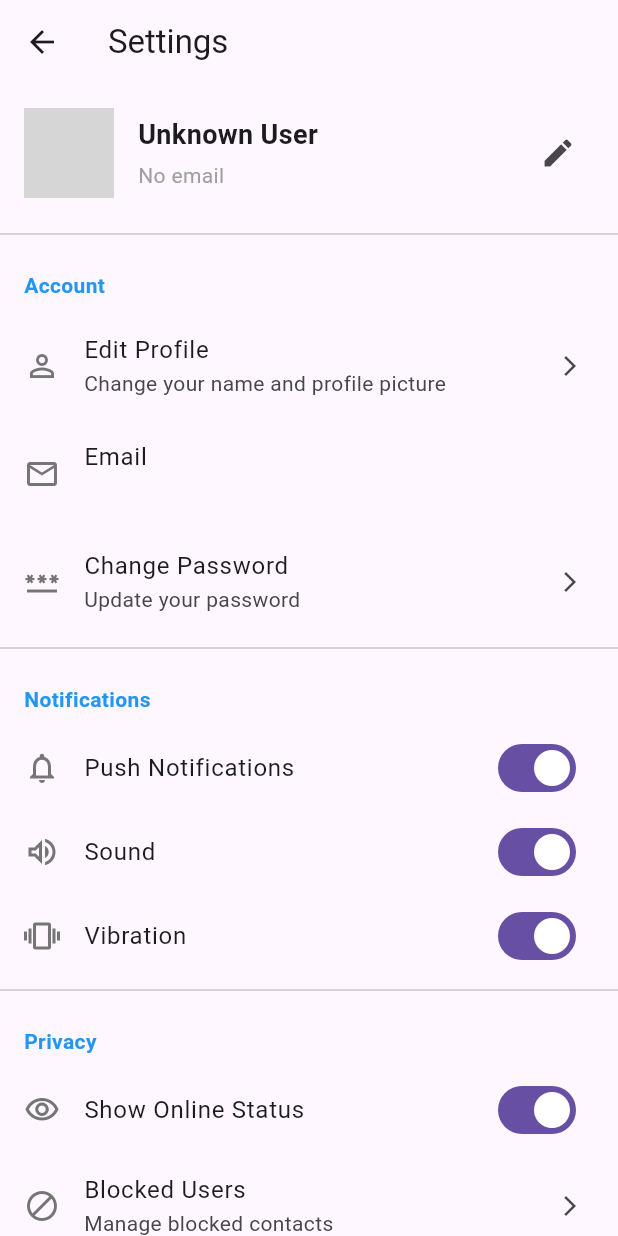
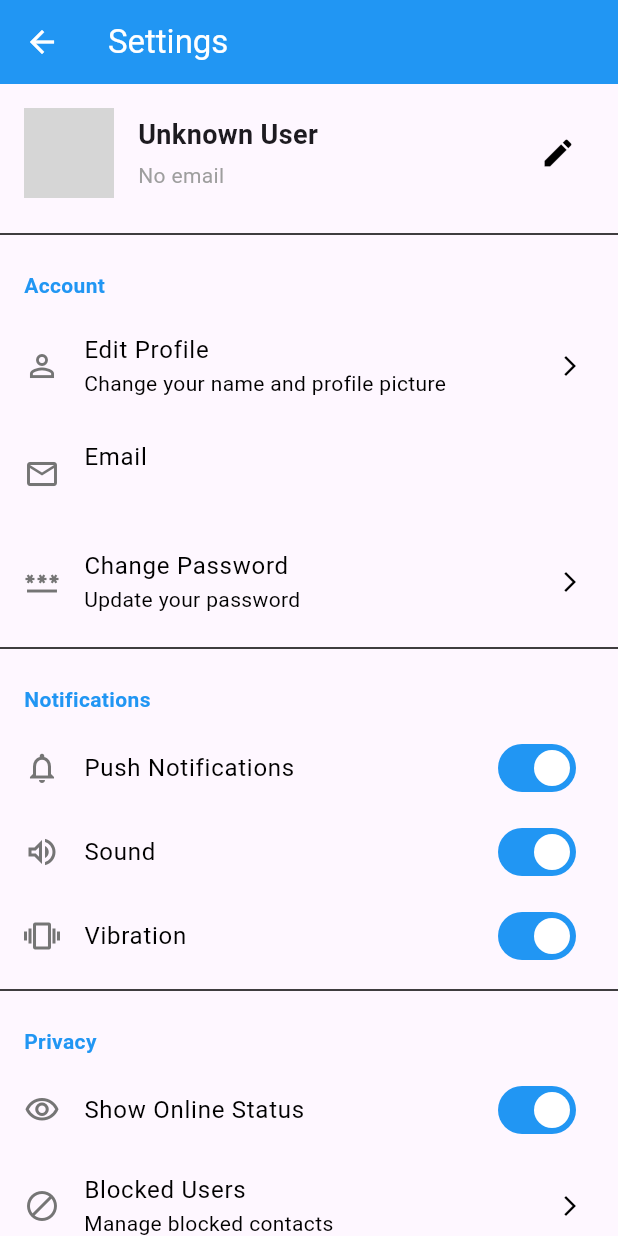
Before and after one commit to Athore07/Chatting-AppFlutter, a Flutter app: the screen it shows once a user with an empty profile is signed in, after a tap on the "settings" icon, on a phone screen of 412 x 824 dp. Run offline on Flutter 3.47's test engine with Material 3 defaults, Android fonts, the phone set to English and light mode, and no system bars; our stand-ins replace cached_network_image, cloud_firestore, firebase_auth, firebase_core, firebase_messaging, flutter_local_notifications and 2 more; accounts and stored records are empty; network calls fail; grey boxes are pictures that could not be loaded.

Commit message:
theme features

```diff
--- a/lib/main.dart
+++ b/lib/main.dart
@@ -1,6 +1,7 @@
 import 'package:chatting_app/screens/login.dart';
 import 'package:chatting_app/screens/users.dart';
 import 'package:chatting_app/services/chat_service.dart';
+import 'package:chatting_app/services/theme_service.dart';
 import 'package:firebase_auth/firebase_auth.dart';
 import 'package:flutter/material.dart';
 import 'package:firebase_core/firebase_core.dart';
@@ -25,16 +26,20 @@ class MyApp extends StatelessWidget {
       providers: [
         ChangeNotifierProvider(create: (_) => AuthService()),
         Provider<ChatService>(create: (_) => ChatService()),
+        ChangeNotifierProvider(create: (_) => ThemeService()),
         // Add other providers if needed
       ],
-      child: MaterialApp(
-        debugShowCheckedModeBanner: false,
-        title: 'Chatting App',
-        theme: ThemeData(
-          primarySwatch: Colors.blue,
-          useMaterial3: true,
-        ),
-        home: const AuthWrapper(),
+      child: Consumer<ThemeService>(
+        builder: (context, themeService, child) {
+          return MaterialApp(
+            debugShowCheckedModeBanner: false,
+            title: 'Chat App',
+            theme: themeService.lightTheme,
+            darkTheme: themeService.darkTheme,
+            themeMode: themeService.themeMode,
+            home: const AuthWrapper(),
+          );
+        },
       ),
     );
   }
--- a/lib/screens/settings.dart
+++ b/lib/screens/settings.dart
@@ -3,7 +3,9 @@ import 'package:flutter/material.dart';
 import 'package:provider/provider.dart';
 import '../../services/auth_service.dart';
 import '../../services/notification_service.dart';
-import '../model/user_model.dart';
+import '../../services/theme_service.dart';
+import '../model/user_model.dart';  // Add this import
+
 
 class SettingsScreen extends StatefulWidget {
   const SettingsScreen({super.key});
@@ -17,10 +19,8 @@ class _SettingsScreenState extends State<SettingsScreen> {
   bool _notificationsEnabled = true;
   bool _soundEnabled = true;
   bool _vibrationEnabled = true;
-  bool _darkModeEnabled = false;
   bool _onlineStatusVisible = true;
   String _language = 'English';
-  String _theme = 'Light';
 
   // User data
   AppUser? _currentUser;
@@ -43,6 +43,7 @@ class _SettingsScreenState extends State<SettingsScreen> {
         _errorMessage = null;
       });
 
+      // Get auth service - OK in initState because it's not from Provider.of with listen
       final authService = Provider.of<AuthService>(context, listen: false);
       final user = await authService.getCurrentUserData();
 
@@ -64,15 +65,13 @@ class _SettingsScreenState extends State<SettingsScreen> {
 
   Future<void> _loadPreferences() async {
     // Load from SharedPreferences or Firestore
-    // For now, using default values
-    await Future.delayed(const Duration(milliseconds: 500)); // Simulate loading
+    await Future.delayed(const Duration(milliseconds: 500));
   }
 
   Future<void> _logout() async {
     try {
       final authService = Provider.of<AuthService>(context, listen: false);
 
-      // Show confirmation dialog
       final confirm = await showDialog<bool>(
         context: context,
         builder: (BuildContext context) {
@@ -99,7 +98,6 @@ class _SettingsScreenState extends State<SettingsScreen> {
 
       if (confirm == true && mounted) {
         await authService.logout();
-        // Navigation will be handled by auth state listener
       }
     } catch (e) {
       if (mounted) {
@@ -161,66 +159,6 @@ class _SettingsScreenState extends State<SettingsScreen> {
                     });
                     Navigator.pop(context);
                     _showSuccessMessage('Language changed to French');
-                  },
-                ),
-              ),
-            ],
-          ),
-        );
-      },
-    );
-  }
-
-  void _showThemeDialog() {
-    showDialog(
-      context: context,
-      builder: (BuildContext context) {
-        return AlertDialog(
-          title: const Text('Select Theme'),
-          content: Column(
-            mainAxisSize: MainAxisSize.min,
-            children: [
-              ListTile(
-                title: const Text('Light'),
-                leading: Radio<String>(
-                  value: 'Light',
-                  groupValue: _theme,
-                  onChanged: (value) {
-                    setState(() {
-                      _theme = value!;
-                      _darkModeEnabled = false;
-                    });
-                    Navigator.pop(context);
-                    _showSuccessMessage('Light theme applied');
-                  },
-                ),
-              ),
-              ListTile(
-                title: const Text('Dark'),
-                leading: Radio<String>(
-                  value: 'Dark',
-                  groupValue: _theme,
-                  onChanged: (value) {
-                    setState(() {
-                      _theme = value!;
-                      _darkModeEnabled = true;
-                    });
-                    Navigator.pop(context);
-                    _showSuccessMessage('Dark theme applied');
-                  },
-                ),
-              ),
-              ListTile(
-                title: const Text('System Default'),
-                leading: Radio<String>(
-                  value: 'System',
-                  groupValue: _theme,
-                  onChanged: (value) {
-                    setState(() {
-                      _theme = value!;
-                    });
-                    Navigator.pop(context);
-                    _showSuccessMessage('System theme applied');
                   },
                 ),
               ),
@@ -610,6 +548,9 @@ class _SettingsScreenState extends State<SettingsScreen> {
 
   @override
   Widget build(BuildContext context) {
+    // Get theme service in build method (NOT in initState)
+    final themeService = Provider.of<ThemeService>(context);
+
     // Show loading state
     if (_isLoading) {
       return Scaffold(
@@ -814,7 +755,7 @@ class _SettingsScreenState extends State<SettingsScreen> {
 
           const Divider(),
 
-          // Appearance
+          // Appearance - Now using ThemeService correctly
           _buildSectionHeader('Appearance'),
           _buildSettingsTile(
             icon: Icons.language,
@@ -822,22 +763,17 @@ class _SettingsScreenState extends State<SettingsScreen> {
             subtitle: _language,
             onTap: _showLanguageDialog,
           ),
-          _buildSettingsTile(
-            icon: _darkModeEnabled ? Icons.dark_mode : Icons.light_mode,
-            title: 'Theme',
-            subtitle: _theme,
-            onTap: _showThemeDialog,
-          ),
-          _buildSwitchTile(
-            icon: Icons.nightlight_round,
-            title: 'Dark Mode',
-            value: _darkModeEnabled,
-            onChanged: (value) {
-              setState(() {
-                _darkModeEnabled = value;
-                _theme = value ? 'Dark' : 'Light';
-              });
-            },
+
+          // Theme toggle switch (using themeService from build)
+          SwitchListTile(
+            secondary: Icon(
+              themeService.isDarkMode ? Icons.dark_mode : Icons.light_mode,
+              color: Colors.blue,
+            ),
+            title: const Text('Dark Mode'),
+            subtitle: const Text('Toggle between light and dark theme'),
+            value: themeService.isDarkMode,
+            onChanged: (_) => themeService.toggleTheme(),
           ),
 
           const Divider(),
--- a/lib/screens/users.dart
+++ b/lib/screens/users.dart
@@ -8,6 +8,7 @@ import '../../services/chat_service.dart';
 import '../../widgets/safe_avatar.dart';
 import '../model/message_model.dart';
 import '../model/user_model.dart';
+import '../services/theme_service.dart';
 
 class UsersScreen extends StatefulWidget {
   const UsersScreen({super.key});
@@ -38,7 +39,7 @@ class _UsersScreenState extends State<UsersScreen> {
   @override
   void initState() {
     super.initState();
-    _loadCurrentUser();
+      _loadCurrentUser();
     _setupSearchListener();
   }
 
@@ -48,7 +49,6 @@ class _UsersScreenState extends State<UsersScreen> {
         _isLoading = true;
         _errorMessage = null;
       });
-
       final authService = Provider.of<AuthService>(context, listen: false);
       final user = await authService.getCurrentUserData();
 
--- /dev/null
+++ b/lib/services/theme_service.dart
@@ -0,0 +1,47 @@
+import 'package:flutter/material.dart';
+import 'package:shared_preferences/shared_preferences.dart';
+
+class ThemeService with ChangeNotifier {
+  static const String _themeKey = 'is_dark_mode';
+
+  bool _isDarkMode = false;
+  bool get isDarkMode => _isDarkMode;
+
+  ThemeService() {
+    _loadTheme();
+  }
+
+  Future<void> _loadTheme() async {
+    final prefs = await SharedPreferences.getInstance();
+    _isDarkMode = prefs.getBool(_themeKey) ?? false;
+    notifyListeners();
+  }
+
+  Future<void> toggleTheme() async {
+    _isDarkMode = !_isDarkMode;
+    final prefs = await SharedPreferences.getInstance();
+    await prefs.setBool(_themeKey, _isDarkMode);
+    notifyListeners();
+  }
+
+  ThemeMode get themeMode => _isDarkMode ? ThemeMode.dark : ThemeMode.light;
+
+  // Just use default themes with primary color
+  ThemeData get lightTheme => ThemeData.light().copyWith(
+    primaryColor: Colors.blue,
+    colorScheme: const ColorScheme.light(primary: Colors.blue),
+    appBarTheme: const AppBarTheme(
+      backgroundColor: Colors.blue,
+      foregroundColor: Colors.white,
+    ),
+  );
+
+  ThemeData get darkTheme => ThemeData.dark().copyWith(
+    primaryColor: Colors.blue.shade700,
+    colorScheme: ColorScheme.dark(primary: Colors.blue.shade700),
+    appBarTheme: AppBarTheme(
+      backgroundColor: Colors.grey.shade900,
+      foregroundColor: Colors.white,
+    ),
+  );
+}
```
